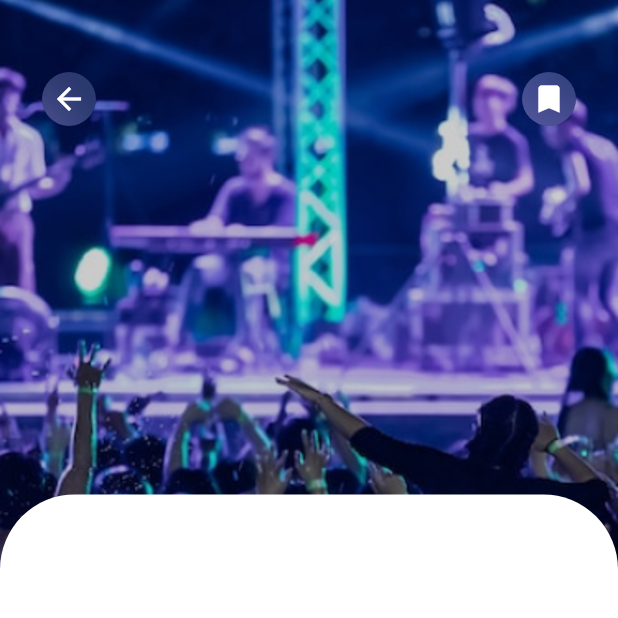
After one commit to TranTrungTinLV/iPlanning, a Flutter app: the Eventdetailscreen screen opened directly, on a phone screen of 412 x 824 dp, the top half of it. The commit adds this screen. Run offline on Flutter 3.47's test engine with Material 3 defaults, Android fonts, the phone set to English and light mode, and no system bars; our stand-ins replace cloud_firestore, firebase_auth, firebase_core, firebase_storage, flutter_spinkit, fluttertoast and 2 more; accounts and stored records are empty.

Commit message:
update event_screen_details

```diff
--- /dev/null
+++ b/lib/screens/EventDetailScreen.dart
@@ -0,0 +1,114 @@
+import 'dart:ui';
+
+import 'package:flutter/material.dart';
+
+class Eventdetailscreen extends StatelessWidget {
+  const Eventdetailscreen({super.key});
+
+  @override
+  Widget build(BuildContext context) {
+    return Scaffold(
+      body: Stack(
+        children: [
+          Align(
+            alignment: Alignment.topCenter,
+            child: Container(
+                height: MediaQuery.of(context).size.height * 0.5,
+                decoration: BoxDecoration(
+                    image: DecorationImage(
+                      image: AssetImage('assets/event.png'),
+                      repeat: ImageRepeat.repeatX,
+                      fit: BoxFit.cover,
+                      filterQuality: FilterQuality.high,
+                      // opacity: 0.9,
+                    ),
+                    gradient: LinearGradient(
+                        colors: [Colors.black45, Colors.black45]))),
+          ),
+          Align(
+              alignment: Alignment.bottomCenter,
+              child: Container(
+                height: MediaQuery.of(context).size.height * 0.6,
+                decoration: BoxDecoration(
+                    color: Colors.white,
+                    borderRadius: BorderRadius.only(
+                        topLeft: Radius.circular(50),
+                        topRight: Radius.circular(50))),
+                width: MediaQuery.of(context).size.width,
+              )),
+          Align(
+            alignment: Alignment.topCenter,
+            child: Container(
+              padding: EdgeInsets.symmetric(vertical: 40, horizontal: 20),
+              width: MediaQuery.of(context).size.width,
+              // color: Colors.red,
+              child: Row(
+                mainAxisAlignment: MainAxisAlignment.spaceBetween,
+                children: [
+                  IconButton(
+                    icon: Stack(
+                      alignment: Alignment.center,
+                      children: [
+                        Container(
+                          width: 36,
+                          height: 36,
+                          decoration:
+                              const BoxDecoration(shape: BoxShape.circle),
+                          child: ClipRRect(
+                            borderRadius: BorderRadius.circular(18),
+                            child: BackdropFilter(
+                              filter: ImageFilter.blur(sigmaX: 30, sigmaY: 30),
+                              child: Container(
+                                decoration: const BoxDecoration(
+                                  shape: BoxShape.circle,
+                                  color: Colors.white10,
+                                ),
+                              ),
+                            ),
+                          ),
+                        ),
+                        const Icon(Icons.arrow_back,
+                            color: Colors.white, size: 24),
+                      ],
+                    ),
+                    onPressed: () {
+                      Navigator.pop(context);
+                    },
+                  ),
+                  IconButton(
+                    icon: Stack(
+                      alignment: Alignment.center,
+                      children: [
+                        Container(
+                          width: 36,
+                          height: 36,
+                          decoration:
+                              const BoxDecoration(shape: BoxShape.circle),
+                          child: ClipRRect(
+                            borderRadius: BorderRadius.circular(18),
+                            child: BackdropFilter(
+                              filter: ImageFilter.blur(sigmaX: 30, sigmaY: 30),
+                              child: Container(
+                                decoration: const BoxDecoration(
+                                  shape: BoxShape.circle,
+                                  color: Colors.white10,
+                                ),
+                              ),
+                            ),
+                          ),
+                        ),
+                        const Icon(Icons.bookmark,
+                            color: Colors.white, size: 24),
+                      ],
+                    ),
+                    onPressed: () {},
+                  ),
+                ],
+              ),
+            ),
+          ),
+        ],
+      ),
+    );
+  }
+}
--- a/lib/screens/homeScreens.dart
+++ b/lib/screens/homeScreens.dart
@@ -4,6 +4,7 @@ import 'package:firebase_auth/firebase_auth.dart';
 import 'package:flutter/material.dart';
 import 'package:iplanning/models/events_model.dart';
 import 'package:iplanning/models/user_models.dart';
+import 'package:iplanning/screens/EventDetailScreen.dart';
 import 'package:iplanning/screens/LoginScreen.dart';
 import 'package:iplanning/screens/createEventScreens.dart';
 import 'package:iplanning/screens/loading_manager.dart';
@@ -189,12 +190,7 @@ class _HomescreensState extends State<Homescreens> {
                         ),
                       ]),
                     ),
-                    onTap: () {
-                      // Navigator.push(
-                      //   context,
-                      //   MaterialPageRoute(),
-                      // );
-                    },
+                    onTap: () {},
                   ),
                   ListTile(
                     title: Container(
@@ -360,8 +356,6 @@ class _HomescreensState extends State<Homescreens> {
                   children: [
                     Container(
                       height: 80,
-                      // width: MediaQuery.of(context).size.width * 0.9,
-                      // margin: EdgeInsets.symmetric(horizontal: 10),
                       decoration: BoxDecoration(
                           // color: Colors.white,
                           borderRadius: BorderRadius.circular(40)),
@@ -403,7 +397,10 @@ class _HomescreensState extends State<Homescreens> {
                           ),
                           GestureDetector(
                             onTap: () {
-                              print('Card event upcoming');
+                              Navigator.push(
+                                  context,
+                                  MaterialPageRoute(
+                                      builder: (ctx) => Eventdetailscreen()));
                             },
                             child: SingleChildScrollView(
                               scrollDirection: Axis.horizontal,
```
Also changed, not shown: assets/event.png (added).
